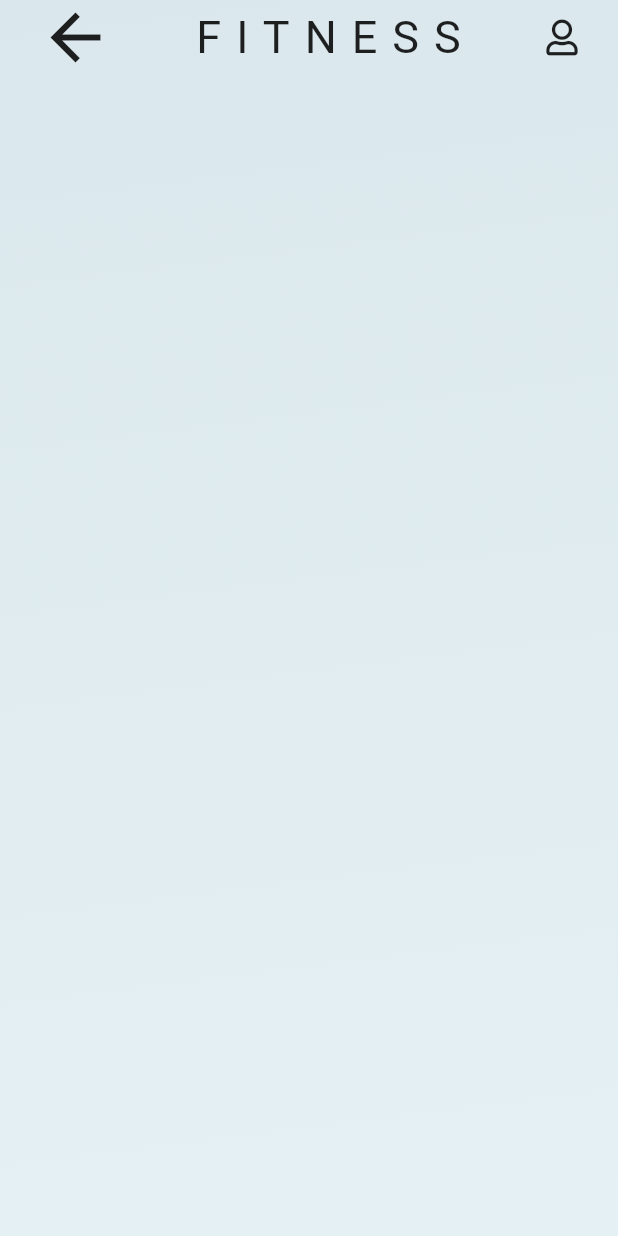
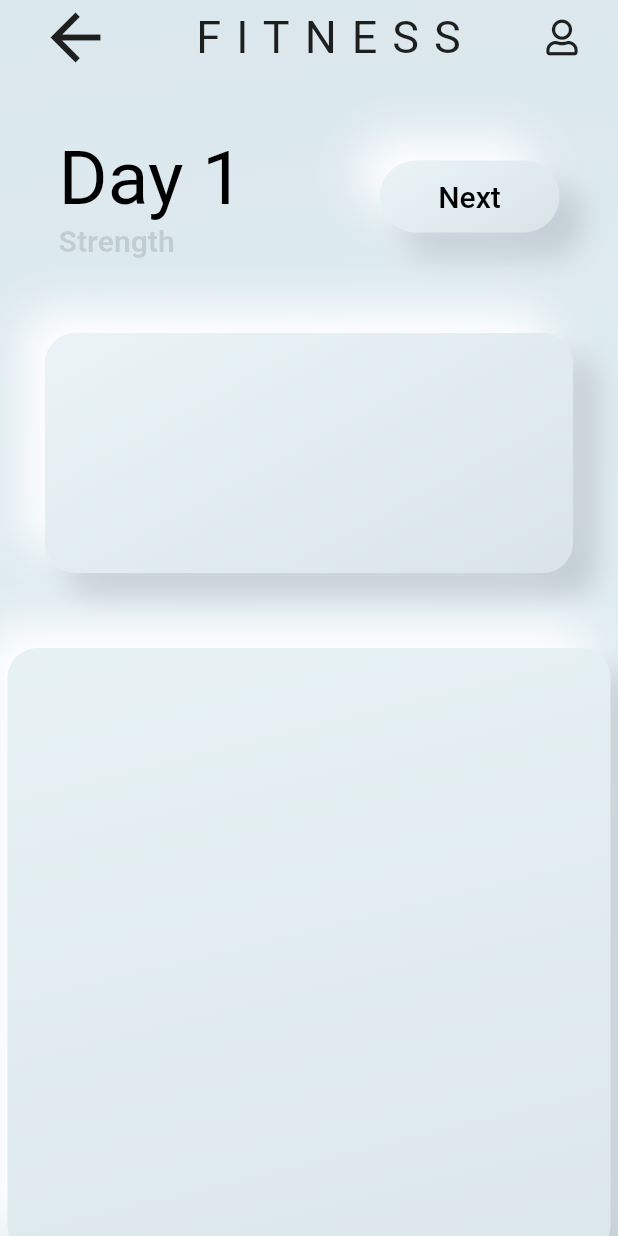
Before and after one commit to KS9004/flutter_fitness_ui_app, a Flutter app: the screen it shows after launch, on a phone screen of 412 x 824 dp. Run offline on Flutter 3.47's test engine with Material 2 defaults, Android fonts, the phone set to English and light mode, and no system bars; our stand-ins replace font_awesome_flutter, get.

Commit message:
neumorphic button,card created

```diff
--- a/lib/fitness.dart
+++ b/lib/fitness.dart
@@ -35,6 +35,7 @@ class Fitness extends StatelessWidget {
            ]
            ),
            child: Column(
+
              children: [
                Row(
                  mainAxisAlignment: MainAxisAlignment.spaceAround,
@@ -46,6 +47,122 @@ class Fitness extends StatelessWidget {
                  ),),
                    Icon(FontAwesomeIcons.user )
                ],),
+               SizedBox(height:40.0),
+               Row(
+                 mainAxisAlignment: MainAxisAlignment.spaceAround,
+                 children: [
+                   RichText(text: TextSpan(text: "Day 1 \n",
+                       style: TextStyle(color: Colors.black,fontSize: 50.0),
+                      children: [
+                        TextSpan(text: 'Strength',style: TextStyle(
+                          fontSize: 20.0,
+                          color: Colors.black12,
+                          fontWeight: FontWeight.bold
+                        )),
+                      ]
+                   ),
+                   ),
+                   Container(
+                     width: 120.0,
+                     decoration: BoxDecoration(
+                       borderRadius: BorderRadius.circular(49.0),
+                       gradient: LinearGradient(
+                         begin: Alignment(-1.0, -4.0),
+                         end: Alignment(1.0, 4.0),
+                         colors: [
+                           Color(0xfff5ffff),
+                           Color(0xffced9e1)
+                         ]
+                       ),
+                       boxShadow: [
+                         BoxShadow(
+                           offset: Offset(15, 15),
+                           color: Color(0xffc3cdd5),
+                           blurRadius: 15,
+                           spreadRadius: 1.0
+                         ),
+                         BoxShadow(
+                             offset: Offset(-15, -15),
+                             color: Color(0xffffffff),
+                             blurRadius: 25,
+                             spreadRadius: 1.0,
+                         ),
+                       ]
+                     ),
+                     child: MaterialButton(
+                         onPressed: null,
+                     child: Text("Next",style: TextStyle(
+                       color: Colors.black,
+                       fontSize: 20.0
+                     ),),),
+                   )
+                 ],
+               ),
+               SizedBox(height: 50.0,),
+               Container(
+                 margin: EdgeInsets.symmetric(horizontal: 30.0),
+                 width: double.infinity,
+                 height: 160.0,
+                 decoration: BoxDecoration(
+                     borderRadius: BorderRadius.circular(
+                         20.0),
+                     gradient: LinearGradient(
+                         begin: Alignment(-1.0, -4.0),
+                         end: Alignment(1.0, 4.0),
+                         colors: [
+                           Color(0xfff5ffff),
+                           Color(0xffced9e1)
+                         ]
+                     ),
+                     boxShadow: [
+                       BoxShadow(
+                           offset: Offset(15, 15),
+                           color: Color(0xffc3cdd5),
+                           blurRadius: 15,
+                           spreadRadius: 1.0
+                       ),
+                       BoxShadow(
+                         offset: Offset(-15, -15),
+                         color: Color(0xffffffff),
+                         blurRadius: 25,
+                         spreadRadius: 1.0,
+                       ),
+                     ]
+                 ),
+                 child: MaterialButton()
+               ),
+               Container(
+                   margin: EdgeInsets.only(top: 50.0,left: 5.0,right: 5.0),
+                   width: double.infinity,
+                   height: 405.0,
+                   decoration: BoxDecoration(
+                       borderRadius: BorderRadius.circular(
+                           20.0),
+                       gradient: LinearGradient(
+                           begin: Alignment(-1.0, -4.0),
+                           end: Alignment(1.0, 4.0),
+                           colors: [
+                             Color(0xfff5ffff),
+                             Color(0xffced9e1)
+                           ]
+                       ),
+                       boxShadow: [
+                         BoxShadow(
+                             offset: Offset(15, 15),
+                             color: Color(0xffc3cdd5),
+                             blurRadius: 15,
+                             spreadRadius: 1.0
+                         ),
+                         BoxShadow(
+                           offset: Offset(-15, -15),
+                           color: Color(0xffffffff),
+                           blurRadius: 25,
+                           spreadRadius: 1.0,
+                         ),
+                       ]
+                   ),
+                   child: MaterialButton()
+               ),
              ],
            ),
          ),
```
